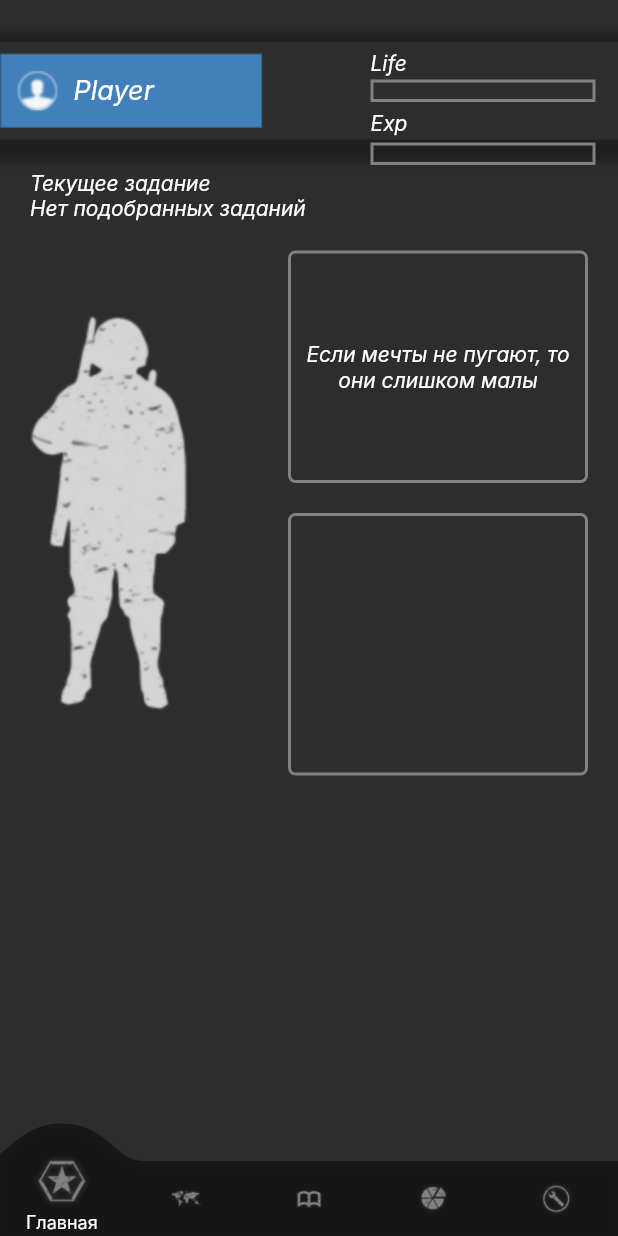
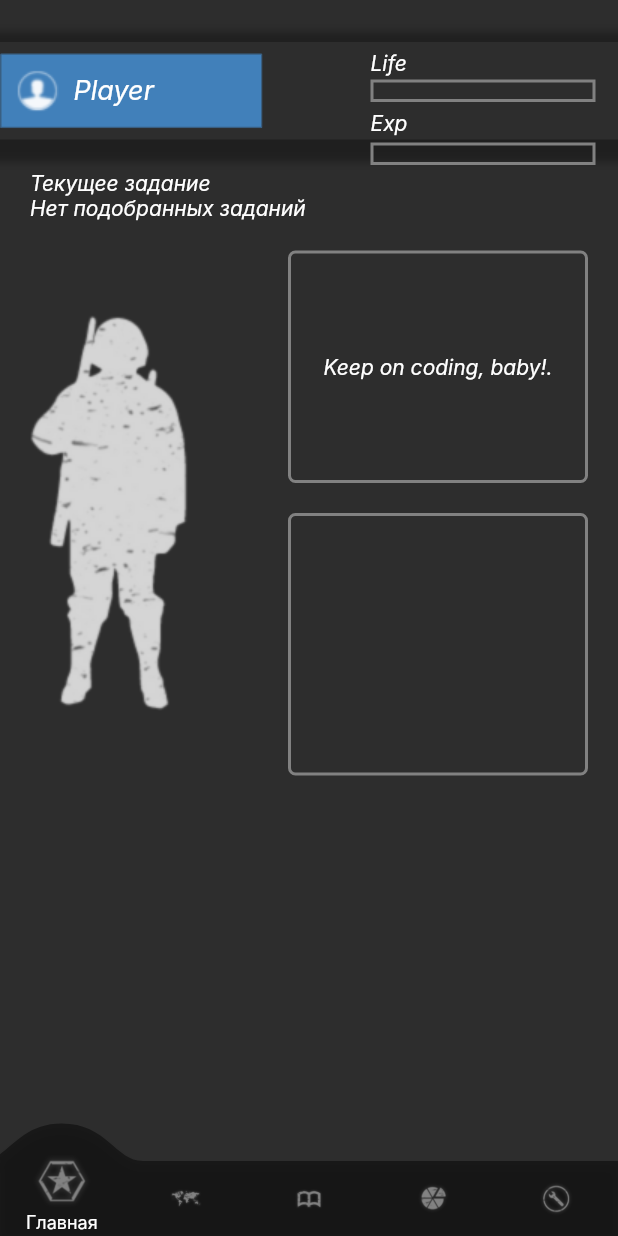
Before and after one commit to LliriKnat/game-of-life, a Flutter app: the screen it shows after launch, on a phone screen of 412 x 824 dp. Run offline on Flutter 3.47's test engine with Material 2 defaults, Android fonts, the phone set to English and light mode, and no system bars; drawn by our look-alikes of blurrycontainer, convex_bottom_bar; our stand-ins replace date_time_picker, geolocator, sqflite; missing offline and left inert: yandex_mapkit; accounts and stored records are empty; Roboto replaces fonts that are missing (Inter).

Commit message:
Add quotes on profile screen

```diff
--- a/lib/main.dart
+++ b/lib/main.dart
@@ -5,5 +5,3 @@ import 'app_func/app_in.dart';
 void main() {
   runApp(const Application());
 }
-// VCS test comment
-// add map API, fix update after adding new task, update values, add Jokes API
--- a/lib/screen/HomePage.dart
+++ b/lib/screen/HomePage.dart
@@ -43,7 +43,7 @@ class _MyHomePageState extends State<MyHomePage> {
 
   static final List<Widget> _widgetOptions = <Widget>[
     // Основная страница с текущим заданием и инвентарем
-    profile_page(),
+    ProfileScreen(),
     // Страница 2
     MapPage(),
     // Страница создания квестов а так же расстановки их в расспсание
--- a/lib/screen/profile.dart
+++ b/lib/screen/profile.dart
@@ -3,21 +3,44 @@ import 'package:blurrycontainer/blurrycontainer.dart';
 import 'package:game_of_life/data/quest_db.dart';
 import 'package:game_of_life/model/inventory_model.dart';
 import 'package:game_of_life/model/quest_model.dart';
+import 'package:game_of_life/screen/text_api/text_api.dart';
+import 'package:game_of_life/screen/text_api/text_model.dart';
 import 'package:game_of_life/widget/current_quest_card.dart';
 
 import '../widget/item_widget.dart';
 import '../widget/quest_card.dart';
 
-a() {}
+class ProfileScreen extends StatefulWidget {
+  const ProfileScreen({Key? key}) : super(key: key);
 
-class profile_page extends StatelessWidget {
-  const profile_page({Key? key}) : super(key: key);
+  @override
+  State<ProfileScreen> createState() => _ProfileScreenState();
+}
+
+class _ProfileScreenState extends State<ProfileScreen> {
+  Quotes? data;
 
   @override
   Widget build(BuildContext context) {
+
+    Future<Null> getQuotes() async {
+      data = await Api.getQuotes();
+      setState(() {});
+    }
+
+    void Function() pressedInventory(Inventory item) {
+      void f(){
+        print(item.id);
+      }
+      return f;
+    }
+
+    Widget EmptyList() => Text('Пока наград нет');
+
     /// Соберем эту страницу через центр
     /// При этом соберем ее в column and rows
     return Scaffold(
+
         backgroundColor: Color(0xff2D2D2D),
         appBar: PreferredSize(
           preferredSize: const Size.fromHeight(65),
@@ -29,12 +52,14 @@ class profile_page extends StatelessWidget {
                 color: Color(0xff4D000000),
                 spreadRadius: 11,
                 blurRadius: 4,
-                offset: Offset(0, 4), // changes position of shadow
+                offset: Offset(0, 4),
+                // changes position of shadow
               ),
             ]),
             child: Padding(
               padding: const EdgeInsets.only(right: 15.0),
               child: Row(
+
                 mainAxisAlignment: MainAxisAlignment.spaceBetween,
                 children: [
                   // Иконка пользователя с его именем
@@ -45,6 +70,7 @@ class profile_page extends StatelessWidget {
                       height: 50,
                       color: const Color(0xff4180BA).withOpacity(0.6),
                       blur: 6,
+
                       child: Container(
                         width: 170,
                         height: 45,
@@ -137,11 +163,19 @@ class profile_page extends StatelessWidget {
                       color: Colors.white,
                       fit: BoxFit.fitWidth,
                       alignment: AlignmentDirectional.center,
+
                     ),
                     const Spacer(),
+
                     Column(children: [
                       /// блок цитатника
-                      Container(
+
+                      GestureDetector(
+                        onTap: () {
+                          //print("Click event on Container");
+                          getQuotes();
+                        },
+                        child: Container(
                           width: 200,
                           height: 155,
                           alignment: AlignmentDirectional.center,
@@ -152,13 +186,15 @@ class profile_page extends StatelessWidget {
                               ),
                               borderRadius:
                               const BorderRadius.all(Radius.circular(5))),
-                        child: const Padding(
+                          child: Padding(
                             padding: EdgeInsets.all(8.0),
                             child: Text(
-                              'Если мечты не пугают, то они слишком малы',
+                                data?.content ?? "Keep on coding, baby!.",
                                 textAlign: TextAlign.center),
                           ),
                         ),
+                      ),
+
 
                       /// Инвентарь
                       Padding(
@@ -214,12 +250,4 @@ class profile_page extends StatelessWidget {
           ),
         ));
   }
-
-  static void Function() pressedInventory(Inventory item) {
-    void f(){
-      print(item.id);
 }
-    return f;
-  }
-  Widget EmptyList() => Text('Пока наград нет');
-}
--- /dev/null
+++ b/lib/screen/text_api/text_model.dart
@@ -0,0 +1,51 @@
+import 'dart:convert';
+
+Quotes quotesFromJson(String str) => Quotes.fromJson(json.decode(str));
+
+String quotesToJson(Quotes data) => json.encode(data.toJson());
+
+class Quotes {
+  Quotes({
+    this.id,
+    this.tags,
+    this.content = '',
+    this.author = '',
+    this.authorSlug,
+    this.length,
+    this.dateAdded,
+    this.dateModified,
+  });
+
+  String? id;
+  List<String>? tags;
+  String content;
+  String author;
+  String? authorSlug;
+  int? length;
+  DateTime? dateAdded;
+  DateTime? dateModified;
+
+  factory Quotes.fromJson(Map<String, dynamic> json) => Quotes(
+    id: json["_id"],
+    tags: List<String>.from(json["tags"].map((x) => x)),
+    content: json["content"],
+    author: json["author"],
+    authorSlug: json["authorSlug"],
+    length: json["length"],
+    dateAdded: DateTime.parse(json["dateAdded"]),
+    dateModified: DateTime.parse(json["dateModified"]),
+  );
+
+  Map<String, dynamic> toJson() => {
+    "_id": id,
+    "tags": List<dynamic>.from(tags!.map((x) => x)),
+    "content": content,
+    "author": author,
+    "authorSlug": authorSlug,
+    "length": length,
+    "dateAdded":
+    "${dateAdded!.year.toString().padLeft(4, '0')}-${dateAdded!.month.toString().padLeft(2, '0')}-${dateAdded!.day.toString().padLeft(2, '0')}",
+    "dateModified":
+    "${dateModified!.year.toString().padLeft(4, '0')}-${dateModified!.month.toString().padLeft(2, '0')}-${dateModified!.day.toString().padLeft(2, '0')}",
+  };
+}
--- a/pubspec.yaml
+++ b/pubspec.yaml
@@ -35,6 +35,9 @@ dependencies:
   # For yandex map API
   yandex_mapkit: ^3.2.0
   geolocator: ^9.0.2
+
+  # For quotes API
+  http: ^0.13.1
 
   # The following adds the Cupertino Icons font to your application.
   # Use with the CupertinoIcons class for iOS style icons.
```
Also changed, not shown: lib/screen/text_api/text_api.dart (added, +25 -0 lines), pubspec.lock. Lines whose indentation alone changed are shown as unchanged.
